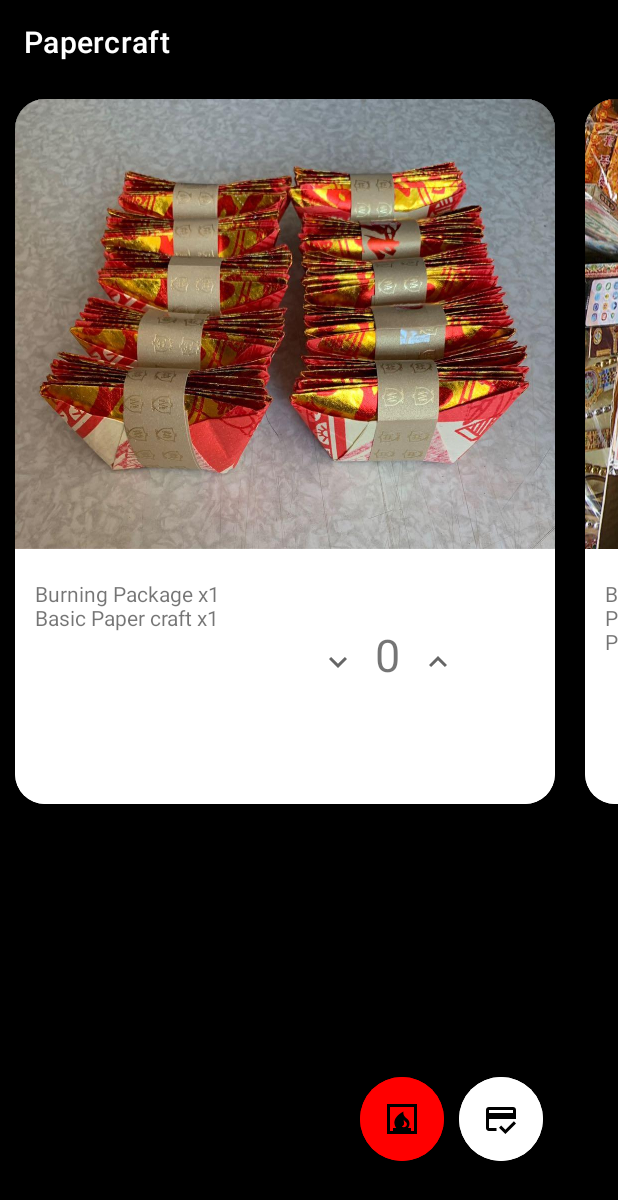
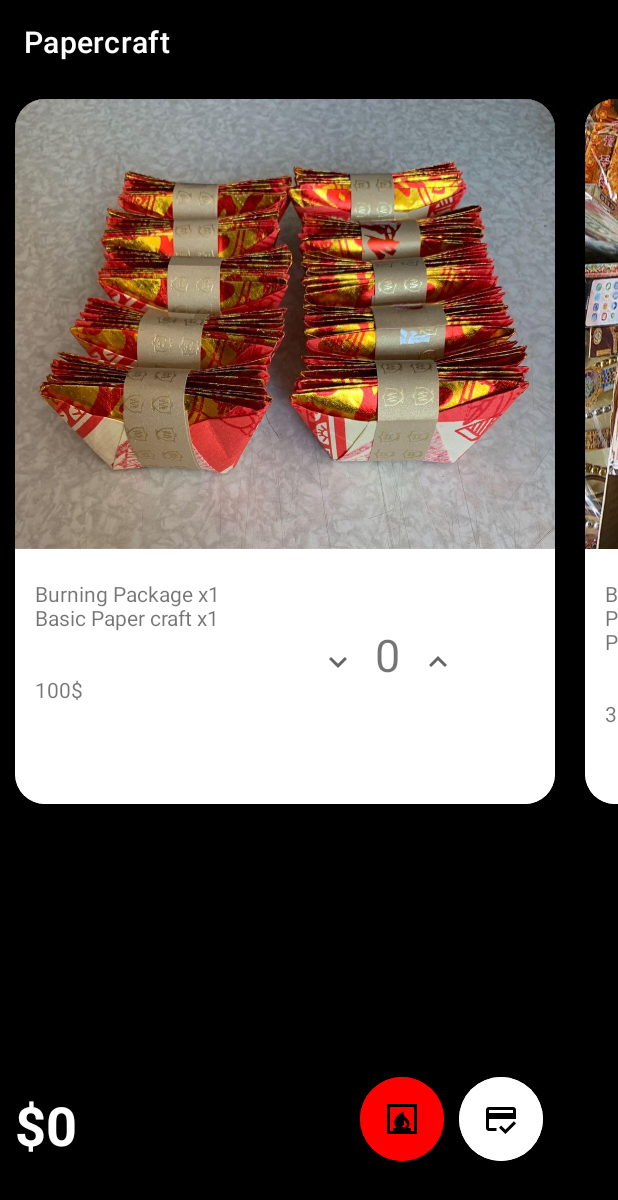
Before and after one commit to LIHOME119/papercraft, an Android app: the screen it shows after launch once a user with an empty profile is signed in (ShopPage), after a tap on an icon or button, on a phone screen of 412 x 824 dp. Shown: the top 1200 px of the screen. Run offline under Robolectric (Android 15) with nearby library versions, the light colour scheme and no system bars; our stand-ins replace Firebase (no records; nobody signed in at launch, a user with empty details on screens opened directly); 4 statements that could not run were skipped.

Commit message:
shop counting

```diff
--- a/app/src/main/res/layout/activity_shop_page.xml
+++ b/app/src/main/res/layout/activity_shop_page.xml
@@ -61,7 +61,7 @@
                         android:layout_height="150sp"
                         android:layout_marginStart="10dp"
                         android:layout_marginTop="20dp"
-                        android:text=" Burning Package x1 \n Basic Paper craft x1"
+                        android:text=" Burning Package x1 \n Basic Paper craft x1 \n\n\n 100$"
                         app:layout_constraintStart_toStartOf="parent"
                         app:layout_constraintTop_toBottomOf="@id/img_god1" />
 
@@ -136,7 +136,7 @@
                         android:layout_height="150sp"
                         android:layout_marginStart="10dp"
                         android:layout_marginTop="20dp"
-                        android:text=" Burning Package x1 \n Paper craft x10 \n Paper money Package x10"
+                        android:text=" Burning Package x1 \n Paper craft x10 \n Paper money Package x10 \n\n\n 300$"
                         app:layout_constraintStart_toStartOf="parent"
                         app:layout_constraintTop_toBottomOf="@id/img_god2" />
 
@@ -214,7 +214,7 @@
                         android:layout_height="150sp"
                         android:layout_marginStart="10dp"
                         android:layout_marginTop="20dp"
-                        android:text=" Burning Package x5 \n Paper craft x50 \n Paper money Package x50 \n Full set Paper craft x10 \n Best Paper craft Package x10"
+                        android:text=" Burning Package x5 \n Paper craft x50 \n Paper money Package x50 \n Full set Paper craft x10 \n Best Paper craft Package x10 \n\n\n 800$"
                         app:layout_constraintStart_toStartOf="parent"
                         app:layout_constraintTop_toBottomOf="@id/img_god3" />
 
@@ -265,6 +265,19 @@
         </androidx.constraintlayout.widget.ConstraintLayout>
     </HorizontalScrollView>
 
+    <TextView
+        android:id="@+id/tv_shopTotal"
+        android:layout_width="wrap_content"
+        android:layout_height="wrap_content"
+        android:layout_marginStart="10dp"
+        android:layout_marginBottom="50dp"
+        android:fontFamily="sans-serif"
+        android:textColor="#FFFFFF"
+        android:textSize="36sp"
+        android:textStyle="bold"
+        app:layout_constraintBottom_toBottomOf="parent"
+        app:layout_constraintStart_toStartOf="parent" />
+
     <com.google.android.material.floatingactionbutton.ExtendedFloatingActionButton
         android:layout_width="wrap_content"
         android:layout_height="wrap_content"
```
Also changed, not shown: app/src/main/java/com/example/papercraft/ShopPage.java (+70 -2 lines).
